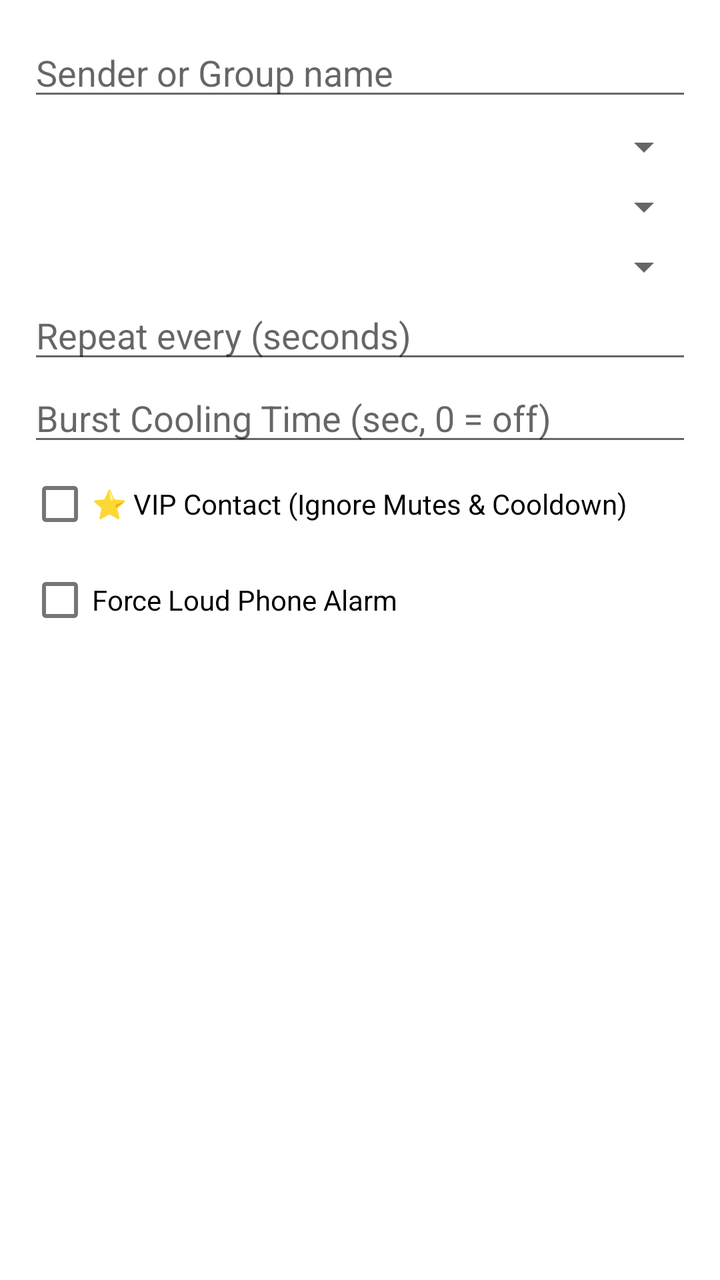
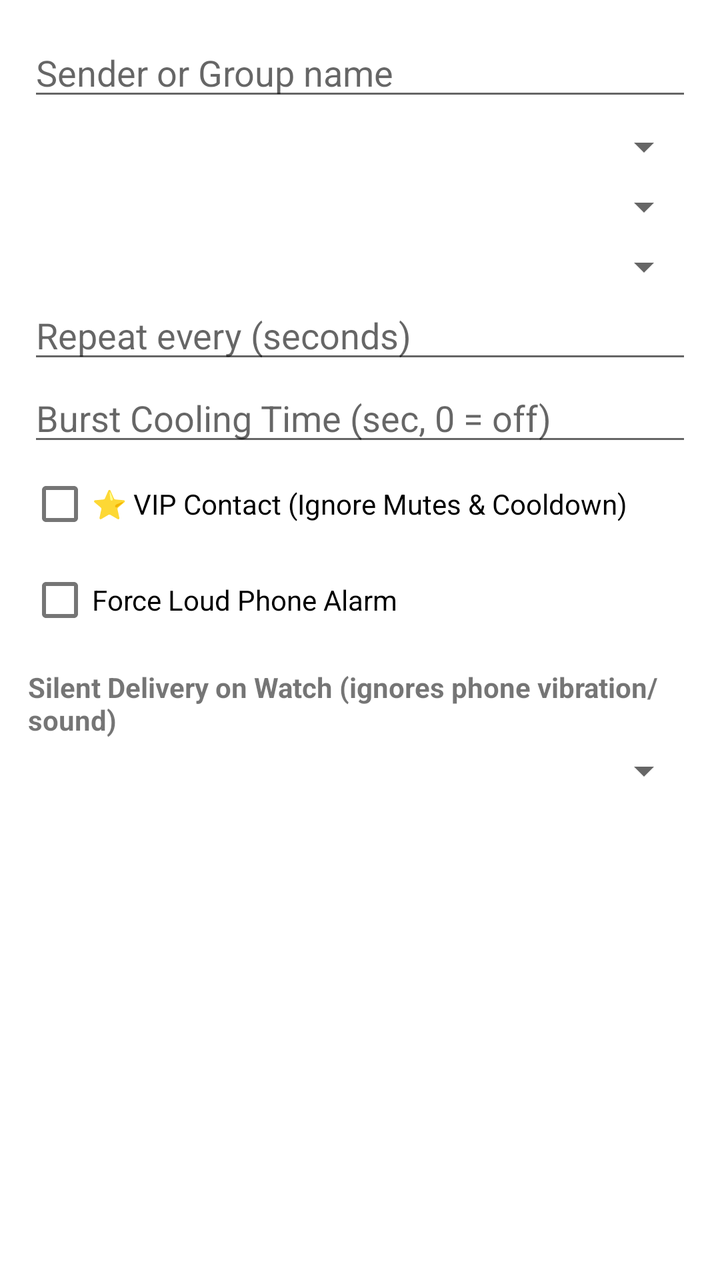

Before-and-after screenshots of an Android layout around one commit, followed by the original layout XML and the change that was made.
<!-- AndroidManifest.xml: application theme Theme.WatchBridge -->
<!-- res/layout/dialog_edit_sender_rule.xml -->
<?xml version="1.0" encoding="utf-8"?>
<ScrollView xmlns:android="http://schemas.android.com/apk/res/android"
    android:layout_width="match_parent"
    android:layout_height="wrap_content"
    android:padding="14dp">

    <LinearLayout
        android:layout_width="match_parent"
        android:layout_height="wrap_content"
        android:orientation="vertical">

        <EditText
            android:id="@+id/et_dlg_sender_name"
            android:layout_width="match_parent"
            android:layout_height="wrap_content"
            android:hint="@string/hint_sender_or_group"
            android:inputType="text" />

        <Spinner
            android:id="@+id/sp_dlg_sender_app"
            android:layout_width="match_parent"
            android:layout_height="wrap_content"
            android:layout_marginTop="6dp" />

        <Spinner
            android:id="@+id/sp_dlg_sender_chat_type"
            android:layout_width="match_parent"
            android:layout_height="wrap_content"
            android:layout_marginTop="6dp" />

        <Spinner
            android:id="@+id/sp_dlg_sender_action"
            android:layout_width="match_parent"
            android:layout_height="wrap_content"
            android:layout_marginTop="6dp" />

        <EditText
            android:id="@+id/et_dlg_sender_repeat_sec"
            android:layout_width="match_parent"
            android:layout_height="wrap_content"
            android:hint="@string/hint_repeat_sec"
            android:inputType="number" />

        <EditText
            android:id="@+id/et_dlg_sender_cooldown_sec"
            android:layout_width="match_parent"
            android:layout_height="wrap_content"
            android:hint="@string/hint_cooldown_sec"
            android:inputType="number" />

        <CheckBox
            android:id="@+id/cb_dlg_sender_vip"
            android:layout_width="match_parent"
            android:layout_height="wrap_content"
            android:text="@string/dlg_vip_checkbox" />

        <CheckBox
            android:id="@+id/cb_dlg_sender_alarm"
            android:layout_width="match_parent"
            android:layout_height="wrap_content"
            android:text="@string/dlg_alarm_override" />
    </LinearLayout>
</ScrollView>
<!-- resources referenced by this layout -->
<resources>
  <string name="dlg_alarm_override">Force Loud Phone Alarm</string>
  <string name="dlg_vip_checkbox">⭐ VIP Contact (Ignore Mutes &amp; Cooldown)</string>
  <string name="hint_cooldown_sec">Burst Cooling Time (sec, 0 = off)</string>
  <string name="hint_repeat_sec">Repeat every (seconds)</string>
  <string name="hint_sender_or_group">Sender or Group name</string>
  <style name="Theme.WatchBridge" parent="Theme.MaterialComponents.DayNight.NoActionBar">
          <item name="colorPrimary">@color/brand_primary</item>
          <item name="colorPrimaryVariant">@color/brand_primary_dark</item>
          <item name="colorOnPrimary">#FFFFFF</item>
          <item name="colorSecondary">@color/brand_accent</item>
          <item name="colorOnSecondary">#000000</item>
          <item name="android:statusBarColor">@color/brand_primary_dark</item>
      </style>
  <color name="brand_primary">#4527A0</color>
  <color name="brand_primary_dark">#1A103D</color>
  <color name="brand_accent">#00B8D4</color>
</resources>

<!-- the commit's change to res/layout/dialog_edit_sender_rule.xml (unified diff, before → after) -->
@@ -59,5 +59,133 @@
             android:layout_width="match_parent"
             android:layout_height="wrap_content"
             android:text="@string/dlg_alarm_override" />
+
+        <include layout="@layout/include_silent_watch_schedule" />
     </LinearLayout>
 </ScrollView>
+<!-- res/layout/include_silent_watch_schedule.xml (included above) -->
+<?xml version="1.0" encoding="utf-8"?>
+<LinearLayout xmlns:android="http://schemas.android.com/apk/res/android"
+    android:layout_width="match_parent"
+    android:layout_height="wrap_content"
+    android:layout_marginTop="10dp"
+    android:orientation="vertical">
+
+    <TextView
+        android:id="@+id/tv_silent_section_title"
+        android:layout_width="wrap_content"
+        android:layout_height="wrap_content"
+        android:text="@string/dlg_silent_watch_section"
+        android:textStyle="bold" />
+
+    <Spinner
+        android:id="@+id/sp_dlg_silent_mode"
+        android:layout_width="match_parent"
+        android:layout_height="wrap_content"
+        android:layout_marginTop="4dp" />
+
+    <LinearLayout
+        android:id="@+id/ll_dlg_silent_schedule"
+        android:layout_width="match_parent"
+        android:layout_height="wrap_content"
+        android:layout_marginTop="6dp"
+        android:orientation="vertical"
+        android:visibility="gone">
+
+        <LinearLayout
+            android:layout_width="match_parent"
+            android:layout_height="wrap_content"
+            android:orientation="horizontal">
+
+            <Button
+                android:id="@+id/btn_dlg_silent_start"
+                style="@style/Widget.MaterialComponents.Button.OutlinedButton"
+                android:layout_width="0dp"
+                android:layout_height="wrap_content"
+                android:layout_marginEnd="4dp"
+                android:layout_weight="1"
+                android:text="@string/dlg_ah_start_default"
+                android:textSize="11sp" />
+
+            <Button
+                android:id="@+id/btn_dlg_silent_end"
+                style="@style/Widget.MaterialComponents.Button.OutlinedButton"
+                android:layout_width="0dp"
+                android:layout_height="wrap_content"
+                android:layout_marginStart="4dp"
+                android:layout_weight="1"
+                android:text="@string/dlg_ah_end_default"
+                android:textSize="11sp" />
+        </LinearLayout>
+
+        <TextView
+            android:id="@+id/tv_silent_days_label"
+            android:layout_width="wrap_content"
+            android:layout_height="wrap_content"
+            android:layout_marginTop="4dp"
+            android:text="@string/dlg_silent_days_label"
+            android:textSize="12sp" />
+
+        <LinearLayout
+            android:layout_width="match_parent"
+            android:layout_height="wrap_content"
+            android:orientation="horizontal">
+
+            <CheckBox
+                android:id="@+id/cb_day_mon"
+                android:layout_width="0dp"
+                android:layout_height="wrap_content"
+                android:layout_weight="1"
+                android:text="@string/day_mon"
+                android:textSize="11sp" />
+
+            <CheckBox
+                android:id="@+id/cb_day_tue"
+                android:layout_width="0dp"
+                android:layout_height="wrap_content"
+                android:layout_weight="1"
+                android:text="@string/day_tue"
+                android:textSize="11sp" />
+
+            <CheckBox
+                android:id="@+id/cb_day_wed"
+                android:layout_width="0dp"
+                android:layout_height="wrap_content"
+                android:layout_weight="1"
+                android:text="@string/day_wed"
+                android:textSize="11sp" />
+
+            <CheckBox
+                android:id="@+id/cb_day_thu"
+                android:layout_width="0dp"
+                android:layout_height="wrap_content"
+                android:layout_weight="1"
+                android:text="@string/day_thu"
+                android:textSize="11sp" />
+
+            <CheckBox
+                android:id="@+id/cb_day_fri"
+                android:layout_width="0dp"
+                android:layout_height="wrap_content"
+                android:layout_weight="1"
+                android:text="@string/day_fri"
+                android:textSize="11sp" />
+
+            <CheckBox
+                android:id="@+id/cb_day_sat"
+                android:layout_width="0dp"
+                android:layout_height="wrap_content"
+                android:layout_weight="1"
+                android:text="@string/day_sat"
+                android:textSize="11sp" />
+
+            <CheckBox
+                android:id="@+id/cb_day_sun"
+                android:layout_width="0dp"
+                android:layout_height="wrap_content"
+                android:layout_weight="1"
+                android:text="@string/day_sun"
+                android:textSize="11sp" />
+        </LinearLayout>
+    </LinearLayout>
+</LinearLayout>
<!-- resource entries referenced after the edit -->
@@ -1,6 +1,17 @@
 <!-- resources referenced by this layout -->
 <resources>
+  <string name="day_fri">F</string>
+  <string name="day_mon">M</string>
+  <string name="day_sat">S</string>
+  <string name="day_sun">S</string>
+  <string name="day_thu">T</string>
+  <string name="day_tue">T</string>
+  <string name="day_wed">W</string>
+  <string name="dlg_ah_end_default">End Time</string>
+  <string name="dlg_ah_start_default">Start Time</string>
   <string name="dlg_alarm_override">Force Loud Phone Alarm</string>
+  <string name="dlg_silent_days_label">Days of Week:</string>
+  <string name="dlg_silent_watch_section">Silent Delivery on Watch (ignores phone vibration/sound)</string>
   <string name="dlg_vip_checkbox">⭐ VIP Contact (Ignore Mutes &amp; Cooldown)</string>
   <string name="hint_cooldown_sec">Burst Cooling Time (sec, 0 = off)</string>
   <string name="hint_repeat_sec">Repeat every (seconds)</string>
